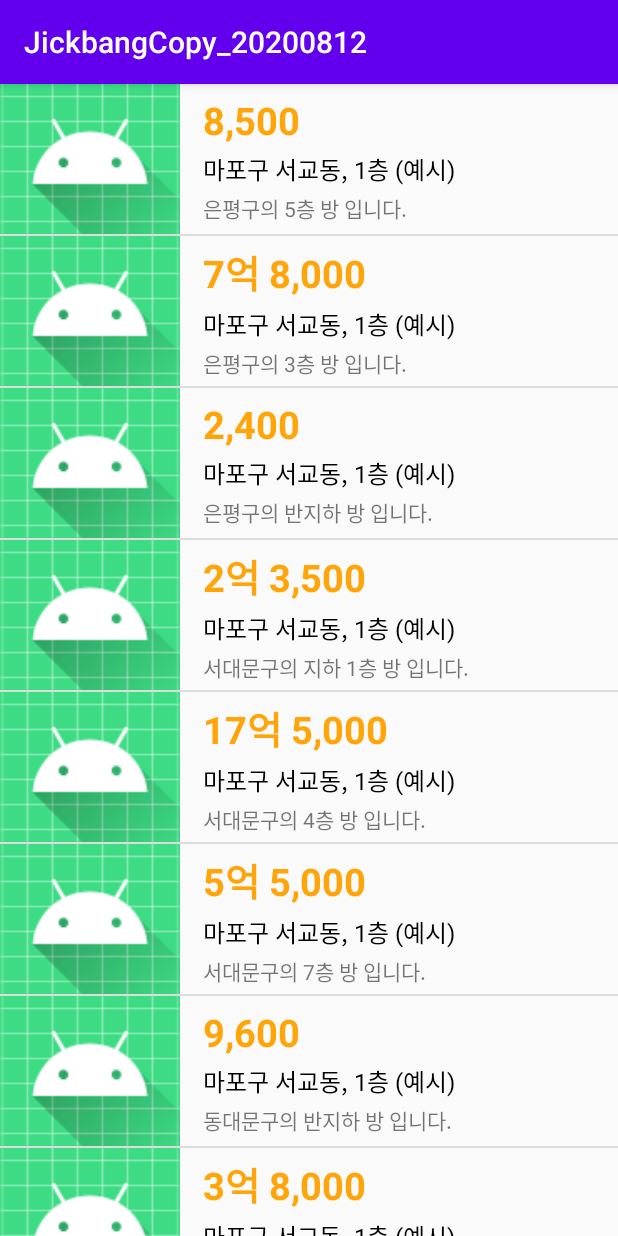
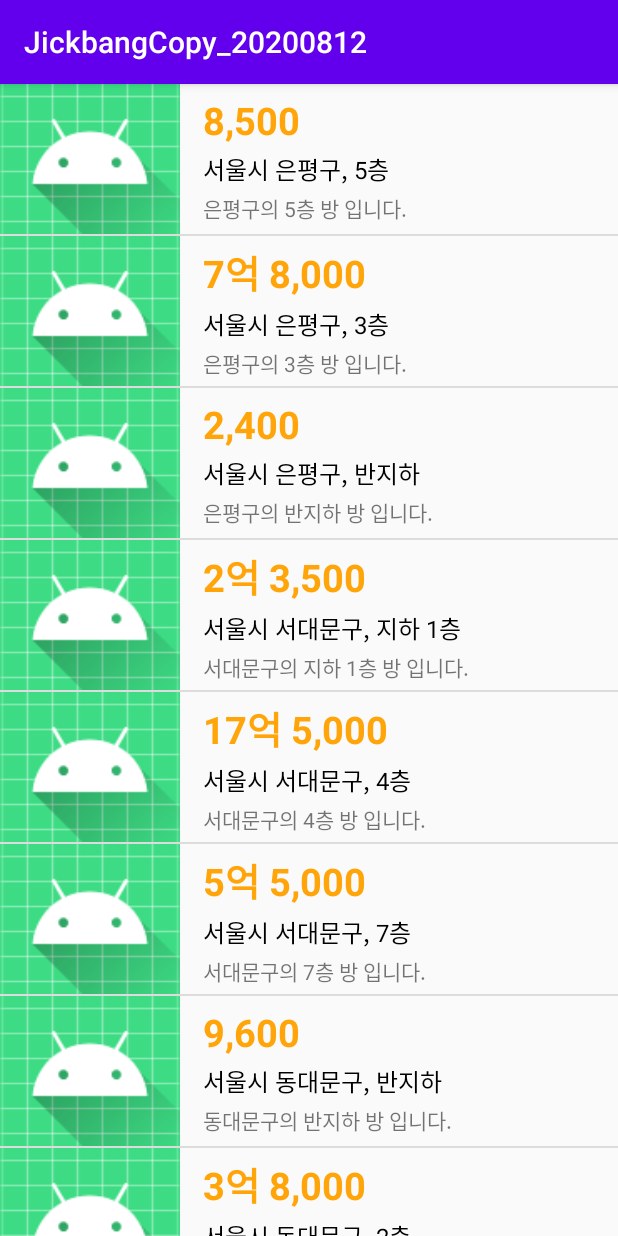
Before and after one commit to cho881020/JickbangCopy_20200812, an Android app: the screen it shows after launch (MainActivity), on a phone screen of 412 x 824 dp. Run offline under Robolectric (Android 15) with nearby library versions, the phone set to English and light mode, and no system bars.

Commit message:
data.floor 값의 범위에 따른 층수 표현 + 주소 표현

```diff
--- a/app/src/main/java/kr/co/tjoeun/jickbangcopy_20200812/adapters/RoomAdapter.kt
+++ b/app/src/main/java/kr/co/tjoeun/jickbangcopy_20200812/adapters/RoomAdapter.kt
@@ -29,6 +29,7 @@ class RoomAdapter(
 
         val descTxt = row.findViewById<TextView>(R.id.descTxt)
         val priceTxt = row.findViewById<TextView>(R.id.priceTxt)
+        val addressAndFloorTxt = row.findViewById<TextView>(R.id.addressAndFloorTxt)
 
         val data = mList[position]
 
@@ -44,6 +45,25 @@ class RoomAdapter(
             priceTxt.text = NumberFormat.getNumberInstance(Locale.KOREA).format(data.price)
         }
 
+//        층수 >= 1 : 2층, 5층 등
+//        층수 == 0 : 반지하
+//        그외 : 지하 2층, 지하 1층 등.
+
+        val floorStr : String
+
+        if (data.floor >= 1) {
+            floorStr = "${data.floor}층"
+        }
+        else if (data.floor == 0) {
+            floorStr = "반지하"
+        }
+        else {
+            floorStr = "지하 ${-data.floor}층"
+        }
+
+
+        addressAndFloorTxt.text = "${data.address}, ${floorStr}"
+
         return row
     }
 
--- a/app/src/main/res/layout/room_list_item.xml
+++ b/app/src/main/res/layout/room_list_item.xml
@@ -32,6 +32,7 @@
                 android:textStyle="bold" />
 
             <TextView
+                android:id="@+id/addressAndFloorTxt"
                 android:layout_width="wrap_content"
                 android:layout_height="wrap_content"
                 android:text="마포구 서교동, 1층 (예시)"
```
